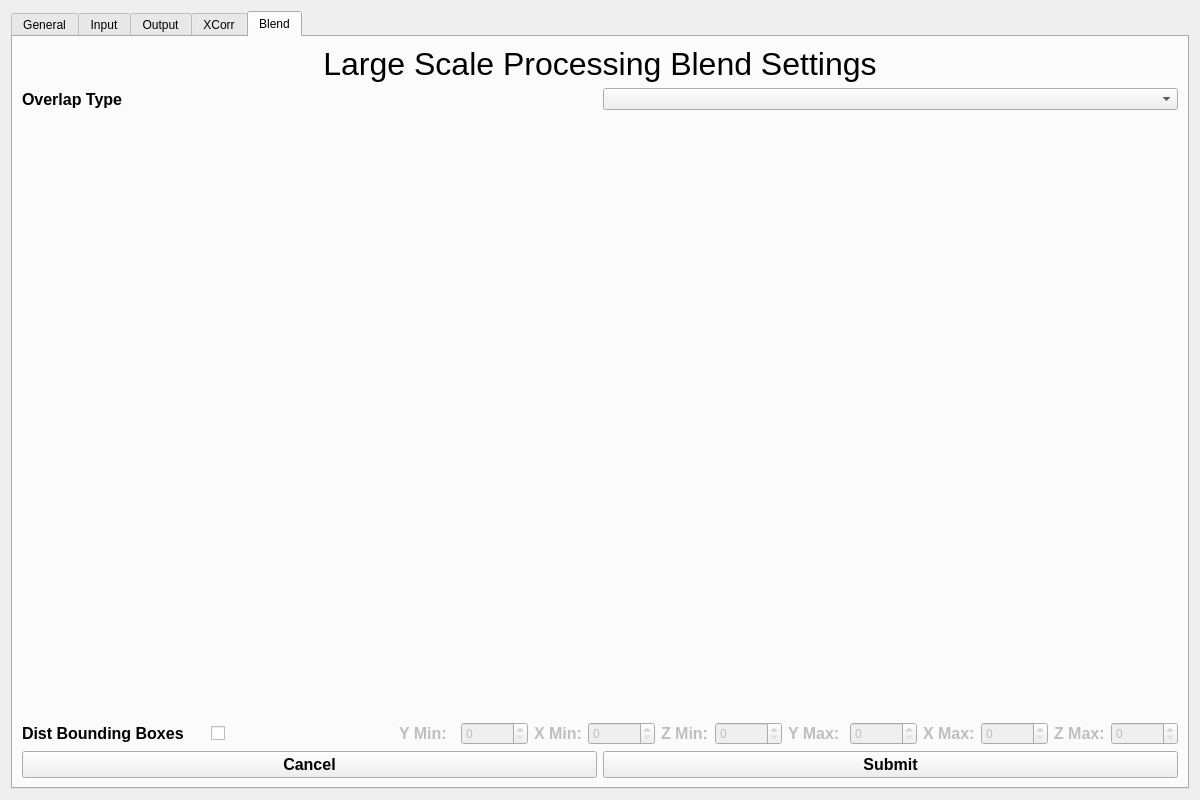
First picture: the form in src/largescaleprocessingsettings.ui, repository abcucberkeley/PetaKit5D-GUI, before the edit.
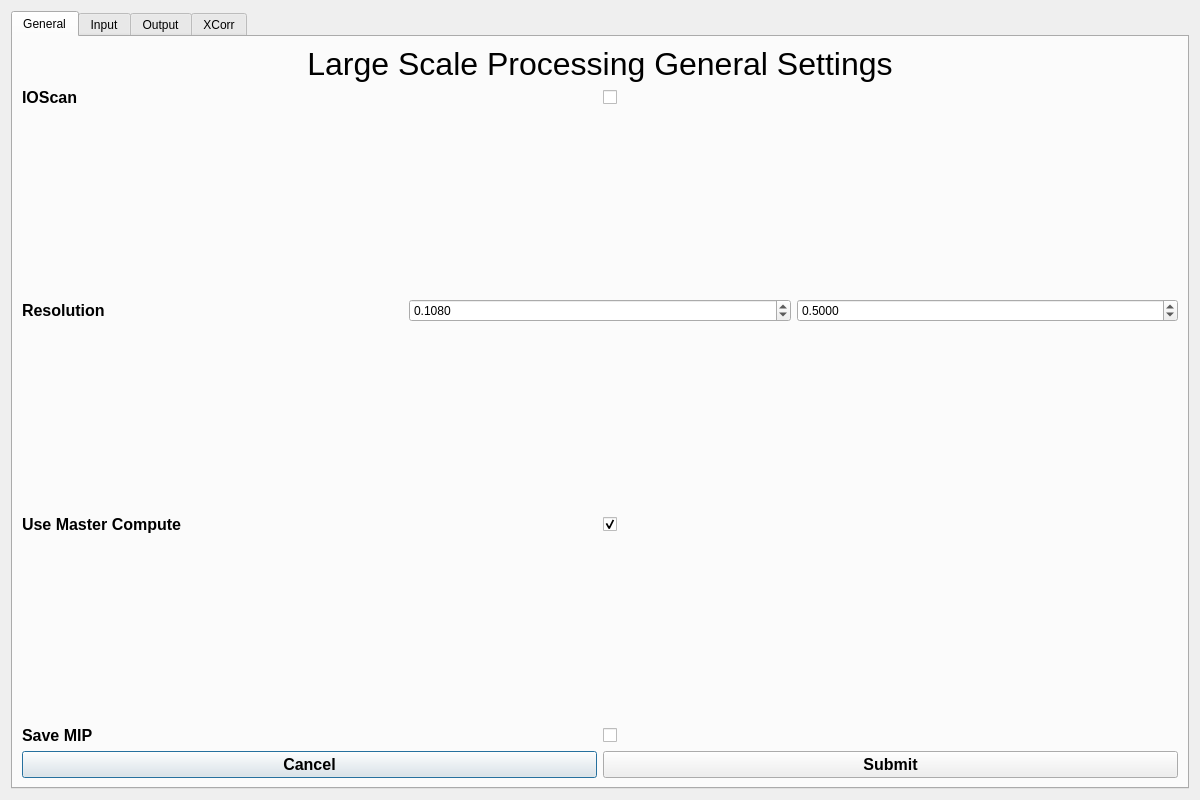
Second picture: the form after the edit. The open tabs and pages were chosen to show the change.

Commit message: Moved some LSP Settings to Stitch Advanced Settings

```diff
--- a/src/largescaleprocessingsettings.ui
+++ b/src/largescaleprocessingsettings.ui
@@ -170,30 +170,6 @@
          </item>
          <item>
           <layout class="QHBoxLayout" name="horizontalLayout_32">
-           <item>
-            <layout class="QHBoxLayout" name="horizontalLayout_33">
-             <item>
-              <widget class="QLabel" name="bigStitchDataLabel">
-               <property name="font">
-                <font>
-                 <pointsize>12</pointsize>
-                 <bold>true</bold>
-                </font>
-               </property>
-               <property name="text">
-                <string>Big Stitch Data</string>
-               </property>
-              </widget>
-             </item>
-             <item>
-              <widget class="QCheckBox" name="bigStitchDataCheckBox">
-               <property name="text">
-                <string/>
-               </property>
-              </widget>
-             </item>
-            </layout>
-           </item>
            <item>
             <layout class="QHBoxLayout" name="horizontalLayout_34">
              <item>
@@ -389,43 +365,6 @@
            </item>
           </layout>
          </item>
-         <item>
-          <spacer name="verticalSpacer_12">
-           <property name="orientation">
-            <enum>Qt::Vertical</enum>
-           </property>
-           <property name="sizeHint" stdset="0">
-            <size>
-             <width>20</width>
-             <height>40</height>
-            </size>
-           </property>
-          </spacer>
-         </item>
-         <item>
-          <layout class="QHBoxLayout" name="horizontalLayout_31">
-           <item>
-            <layout class="QHBoxLayout" name="horizontalLayout_36">
-             <item>
-              <widget class="QLabel" name="stitchInfoFullpathLabel">
-               <property name="font">
-                <font>
-                 <pointsize>12</pointsize>
-                 <bold>true</bold>
-                </font>
-               </property>
-               <property name="text">
-                <string>Sitch Info Full Path</string>
-               </property>
-              </widget>
-             </item>
-             <item>
-              <widget class="QLineEdit" name="stitchInfoFullpathLineEdit"/>
-             </item>
-            </layout>
-           </item>
-          </layout>
-         </item>
          <item>
           <spacer name="verticalSpacer_13">
            <property name="orientation">
@@ -1229,43 +1168,6 @@
            </item>
           </layout>
          </item>
-         <item>
-          <spacer name="verticalSpacer_21">
-           <property name="orientation">
-            <enum>Qt::Vertical</enum>
-           </property>
-           <property name="sizeHint" stdset="0">
-            <size>
-             <width>20</width>
-             <height>40</height>
-            </size>
-           </property>
-          </spacer>
-         </item>
-         <item>
-          <layout class="QHBoxLayout" name="horizontalLayout_59">
-           <item>
-            <layout class="QHBoxLayout" name="horizontalLayout_62">
-             <item>
-              <widget class="QLabel" name="processFunPathLabel">
-               <property name="font">
-                <font>
-                 <pointsize>12</pointsize>
-                 <bold>true</bold>
-                </font>
-               </property>
-               <property name="text">
-                <string>Process Function Path</string>
-               </property>
-              </widget>
-             </item>
-             <item>
-              <widget class="QLineEdit" name="processFunPathLineEdit"/>
-             </item>
-            </layout>
-           </item>
-          </layout>
-         </item>
          <item>
           <spacer name="verticalSpacer_2">
            <property name="orientation">
@@ -1883,53 +1785,7 @@
           <number>0</number>
          </property>
          <item>
-          <layout class="QHBoxLayout" name="horizontalLayout_24" stretch="1,1">
-           <item>
-            <layout class="QHBoxLayout" name="horizontalLayout_26">
-             <item>
-              <widget class="QLabel" name="shiftMethodLabel">
-               <property name="font">
-                <font>
-                 <pointsize>12</pointsize>
-                 <bold>true</bold>
-                </font>
-               </property>
-               <property name="text">
-                <string>Shift Method</string>
-               </property>
-              </widget>
-             </item>
-             <item>
-              <widget class="QComboBox" name="shiftMethodComboBox">
-               <item>
-                <property name="text">
-                 <string>grid</string>
-                </property>
-               </item>
-               <item>
-                <property name="text">
-                 <string>local</string>
-                </property>
-               </item>
-               <item>
-                <property name="text">
-                 <string>global</string>
-                </property>
-               </item>
-               <item>
-                <property name="text">
-                 <string>group</string>
-                </property>
-               </item>
-               <item>
-                <property name="text">
-                 <string>test</string>
-                </property>
-               </item>
-              </widget>
-             </item>
-            </layout>
-           </item>
+          <layout class="QHBoxLayout" name="horizontalLayout_24" stretch="1">
            <item>
             <layout class="QHBoxLayout" name="axisWeightHorizontalLayout">
              <item>
@@ -2061,43 +1917,6 @@
            </item>
           </layout>
          </item>
-         <item>
-          <spacer name="verticalSpacer_19">
-           <property name="orientation">
-            <enum>Qt::Vertical</enum>
-           </property>
-           <property name="sizeHint" stdset="0">
-            <size>
-             <width>20</width>
-             <height>40</height>
-            </size>
-           </property>
-          </spacer>
-         </item>
-         <item>
-          <layout class="QHBoxLayout" name="horizontalLayout_27">
-           <item>
-            <layout class="QHBoxLayout" name="horizontalLayout_28">
-             <item>
-              <widget class="QLabel" name="groupFileLabel">
-               <property name="font">
-                <font>
-                 <pointsize>12</pointsize>
-                 <bold>true</bold>
-                </font>
-               </property>
-               <property name="text">
-                <string>Group File</string>
-               </property>
-              </widget>
-             </item>
-             <item>
-              <widget class="QLineEdit" name="groupFileLineEdit"/>
-             </item>
-            </layout>
-           </item>
-          </layout>
-         </item>
          <item>
           <spacer name="verticalSpacer">
            <property name="orientation">
@@ -2315,447 +2134,6 @@
        </item>
       </layout>
      </widget>
-     <widget class="QWidget" name="Blend">
-      <attribute name="title">
-       <string>Blend</string>
-      </attribute>
-      <layout class="QGridLayout" name="gridLayout_4">
-       <item row="0" column="0">
-        <layout class="QVBoxLayout" name="verticalLayout_15">
-         <item>
-          <layout class="QHBoxLayout" name="horizontalLayout_72">
-           <item>
-            <widget class="QLabel" name="largeSclaeProcessingSettingsLabel_5">
-             <property name="font">
-              <font>
-               <pointsize>24</pointsize>
-              </font>
-             </property>
-             <property name="text">
-              <string>Large Scale Processing Blend Settings</string>
-             </property>
-             <property name="alignment">
-              <set>Qt::AlignCenter</set>
-             </property>
-            </widget>
-           </item>
-          </layout>
-         </item>
-        </layout>
-       </item>
-       <item row="1" column="0">
-        <layout class="QVBoxLayout" name="verticalLayout_13">
-         <property name="bottomMargin">
-          <number>0</number>
-         </property>
-         <item>
-          <layout class="QHBoxLayout" name="horizontalLayout_17">
-           <item>
-            <layout class="QHBoxLayout" name="horizontalLayout_18">
-             <item>
-              <widget class="QLabel" name="overlapTypeLabel">
-               <property name="font">
-                <font>
-                 <pointsize>12</pointsize>
-                 <bold>true</bold>
-                </font>
-               </property>
-               <property name="text">
-                <string>Overlap Type</string>
-               </property>
-              </widget>
-             </item>
-             <item>
-              <widget class="QComboBox" name="overlapTypeComboBox">
-               <item>
-                <property name="text">
-                 <string/>
-                </property>
-               </item>
-               <item>
-                <property name="text">
-                 <string>none</string>
-                </property>
-               </item>
-               <item>
-                <property name="text">
-                 <string>half</string>
-                </property>
-               </item>
-               <item>
-                <property name="text">
-                 <string>full</string>
-                </property>
-               </item>
-              </widget>
-             </item>
-            </layout>
-           </item>
-          </layout>
-         </item>
-         <item>
-          <spacer name="verticalSpacer_23">
-           <property name="orientation">
-            <enum>Qt::Vertical</enum>
-           </property>
-           <property name="sizeHint" stdset="0">
-            <size>
-             <width>20</width>
-             <height>40</height>
-            </size>
-           </property>
-          </spacer>
-         </item>
-         <item>
-          <layout class="QHBoxLayout" name="distBboxesHorizontalLayout">
-           <item>
-            <layout class="QHBoxLayout" name="distBboxesLabelLayout">
-             <item>
-              <widget class="QLabel" name="distBboxesLabel">
-               <property name="font">
-                <font>
-                 <pointsize>12</pointsize>
-                 <bold>true</bold>
-                </font>
-               </property>
-               <property name="text">
-                <string>Dist Bounding Boxes</string>
-               </property>
-              </widget>
-             </item>
-             <item>
-              <widget class="QCheckBox" name="distBboxesCheckBox">
-               <property name="text">
-                <string/>
-               </property>
-              </widget>
-             </item>
-            </layout>
-           </item>
-           <item>
-            <layout class="QHBoxLayout" name="distBboxesMinHorizontalLayout">
-             <item>
-              <layout class="QHBoxLayout" name="distBboxesYMinHorizontalLayout" stretch="0,0">
-               <item>
-                <widget class="QLabel" name="distBboxesYMinLabel">
-                 <property name="enabled">
-                  <bool>false</bool>
-                 </property>
-                 <property name="minimumSize">
-                  <size>
-                   <width>56</width>
-                   <height>0</height>
-                  </size>
-                 </property>
-                 <property name="font">
-                  <font>
-                   <pointsize>12</pointsize>
-                   <bold>true</bold>
-                  </font>
-                 </property>
-                 <property name="text">
-                  <string>Y Min:</string>
-                 </property>
-                </widget>
-               </item>
-               <item>
-                <widget class="QSpinBox" name="distBboxesYMinSpinBox">
-                 <property name="enabled">
-                  <bool>false</bool>
-                 </property>
-                 <property name="sizePolicy">
-                  <sizepolicy hsizetype="Preferred" vsizetype="Fixed">
-                   <horstretch>0</horstretch>
-                   <verstretch>0</verstretch>
-                  </sizepolicy>
-                 </property>
-                 <property name="minimumSize">
-                  <size>
-                   <width>50</width>
-                   <height>0</height>
-                  </size>
-                 </property>
-                 <property name="minimum">
-                  <number>0</number>
-                 </property>
-                 <property name="maximum">
-                  <number>1000000</number>
-                 </property>
-                 <property name="value">
-                  <number>0</number>
-                 </property>
-                </widget>
-               </item>
-              </layout>
-             </item>
-             <item>
-              <layout class="QHBoxLayout" name="distBboxesXMinHorizontalLayout">
-               <item>
-                <widget class="QLabel" name="distBboxesXMinLabel">
-                 <property name="enabled">
-                  <bool>false</bool>
-                 </property>
-                 <property name="font">
-                  <font>
-                   <pointsize>12</pointsize>
-                   <bold>true</bold>
-                  </font>
-                 </property>
-                 <property name="text">
-                  <string>X Min:</string>
-                 </property>
-                </widget>
-               </item>
-               <item>
-                <widget class="QSpinBox" name="distBboxesXMinSpinBox">
-                 <property name="enabled">
-                  <bool>false</bool>
-                 </property>
-                 <property name="sizePolicy">
-                  <sizepolicy hsizetype="Preferred" vsizetype="Fixed">
-                   <horstretch>0</horstretch>
-                   <verstretch>0</verstretch>
-                  </sizepolicy>
-                 </property>
-                 <property name="minimumSize">
-                  <size>
-                   <width>50</width>
-                   <height>0</height>
-                  </size>
-                 </property>
-                 <property name="maximum">
-                  <number>1000000</number>
-                 </property>
-                </widget>
-               </item>
-              </layout>
-             </item>
-             <item>
-              <layout class="QHBoxLayout" name="distBboxesZMinHorizontalLayout">
-               <item>
-                <widget class="QLabel" name="distBboxesZMinLabel">
-                 <property name="enabled">
-                  <bool>false</bool>
-                 </property>
-                 <property name="font">
-                  <font>
-                   <pointsize>12</pointsize>
-                   <bold>true</bold>
-                  </font>
-                 </property>
-                 <property name="text">
-                  <string>Z Min:</string>
-                 </property>
-                </widget>
-               </item>
-               <item>
-                <widget class="QSpinBox" name="distBboxesZMinSpinBox">
-                 <property name="enabled">
-                  <bool>false</bool>
-                 </property>
-                 <property name="sizePolicy">
-                  <sizepolicy hsizetype="Preferred" vsizetype="Fixed">
-                   <horstretch>0</horstretch>
-                   <verstretch>0</verstretch>
-                  </sizepolicy>
-                 </property>
-                 <property name="minimumSize">
-                  <size>
-                   <width>50</width>
-                   <height>0</height>
-                  </size>
-                 </property>
-                 <property name="maximum">
-                  <number>1000000</number>
-                 </property>
-                </widget>
-               </item>
-              </layout>
-             </item>
-            </layout>
-           </item>
-           <item>
-            <layout class="QHBoxLayout" name="distBboxesMaxHorizontalLayout">
-             <item>
-              <layout class="QHBoxLayout" name="distBboxesYMaxHorizontalLayout" stretch="0,0">
-               <item>
-                <widget class="QLabel" name="distBboxesYMaxLabel">
-                 <property name="enabled">
-                  <bool>false</bool>
-                 </property>
-                 <property name="minimumSize">
-                  <size>
-                   <width>56</width>
-                   <height>0</height>
-                  </size>
-                 </property>
-                 <property name="font">
-                  <font>
-                   <pointsize>12</pointsize>
-                   <bold>true</bold>
-                  </font>
-                 </property>
-                 <property name="text">
-                  <string>Y Max:</string>
-                 </property>
-                </widget>
-               </item>
-               <item>
-                <widget class="QSpinBox" name="distBboxesYMaxSpinBox">
-                 <property name="enabled">
-                  <bool>false</bool>
-                 </property>
-                 <property name="sizePolicy">
-                  <sizepolicy hsizetype="Preferred" vsizetype="Fixed">
-                   <horstretch>0</horstretch>
-                   <verstretch>0</verstretch>
-                  </sizepolicy>
-                 </property>
-                 <property name="minimumSize">
-                  <size>
-                   <width>50</width>
-                   <height>0</height>
-                  </size>
-                 </property>
-                 <property name="minimum">
-                  <number>0</number>
-                 </property>
-                 <property name="maximum">
-                  <number>1000000</number>
-                 </property>
-                 <property name="value">
-                  <number>0</number>
-                 </property>
-                </widget>
-               </item>
-              </layout>
-             </item>
-             <item>
-              <layout class="QHBoxLayout" name="distBboxesXMaxHorizontalLayout">
-               <item>
-                <widget class="QLabel" name="distBboxesXMaxLabel">
-                 <property name="enabled">
-                  <bool>false</bool>
-                 </property>
-                 <property name="font">
-                  <font>
-                   <pointsize>12</pointsize>
-                   <bold>true</bold>
-                  </font>
-                 </property>
-                 <property name="text">
-                  <string>X Max:</string>
-                 </property>
-                </widget>
-               </item>
-               <item>
-                <widget class="QSpinBox" name="distBboxesXMaxSpinBox">
-                 <property name="enabled">
-                  <bool>false</bool>
-                 </property>
-                 <property name="sizePolicy">
-                  <sizepolicy hsizetype="Preferred" vsizetype="Fixed">
-                   <horstretch>0</horstretch>
-                   <verstretch>0</verstretch>
-                  </sizepolicy>
-                 </property>
-                 <property name="minimumSize">
-                  <size>
-                   <width>50</width>
-                   <height>0</height>
-                  </size>
-                 </property>
-                 <property name="maximum">
-                  <number>1000000</number>
-                 </property>
-                </widget>
-               </item>
-              </layout>
-             </item>
-             <item>
-              <layout class="QHBoxLayout" name="distBboxesZMaxHorizontalLayout">
-               <item>
-                <widget class="QLabel" name="distBboxesZMaxLabel">
-                 <property name="enabled">
-                  <bool>false</bool>
-                 </property>
-                 <property name="font">
-                  <font>
-                   <pointsize>12</pointsize>
-                   <bold>true</bold>
-                  </font>
-                 </property>
-                 <property name="text">
-                  <string>Z Max:</string>
-                 </property>
-                </widget>
-               </item>
-               <item>
-                <widget class="QSpinBox" name="distBboxesZMaxSpinBox">
-                 <property name="enabled">
-                  <bool>false</bool>
-                 </property>
-                 <property name="sizePolicy">
-                  <sizepolicy hsizetype="Preferred" vsizetype="Fixed">
-                   <horstretch>0</horstretch>
-                   <verstretch>0</verstretch>
-                  </sizepolicy>
-                 </property>
-                 <property name="minimumSize">
-                  <size>
-                   <width>50</width>
-                   <height>0</height>
-                  </size>
-                 </property>
-                 <property name="maximum">
-                  <number>1000000</number>
-                 </property>
-                </widget>
-               </item>
-              </layout>
-             </item>
-            </layout>
-           </item>
-          </layout>
-         </item>
-        </layout>
-       </item>
-       <item row="2" column="0">
-        <layout class="QVBoxLayout" name="verticalLayout_14">
-         <item>
-          <layout class="QHBoxLayout" name="horizontalLayout_71">
-           <item>
-            <widget class="QPushButton" name="BlendCancelButton">
-             <property name="font">
-              <font>
-               <pointsize>12</pointsize>
-               <bold>true</bold>
-              </font>
-             </property>
-             <property name="text">
-              <string>Cancel</string>
-             </property>
-            </widget>
-           </item>
-           <item>
-            <widget class="QPushButton" name="BlendSubmitButton">
-             <property name="font">
-              <font>
-               <pointsize>12</pointsize>
-               <bold>true</bold>
-              </font>
-             </property>
-             <property name="text">
-              <string>Submit</string>
-             </property>
-            </widget>
-           </item>
-          </layout>
-         </item>
-        </layout>
-       </item>
-      </layout>
-     </widget>
     </widget>
    </item>
   </layout>
```
The commit also changes 5 other files.
